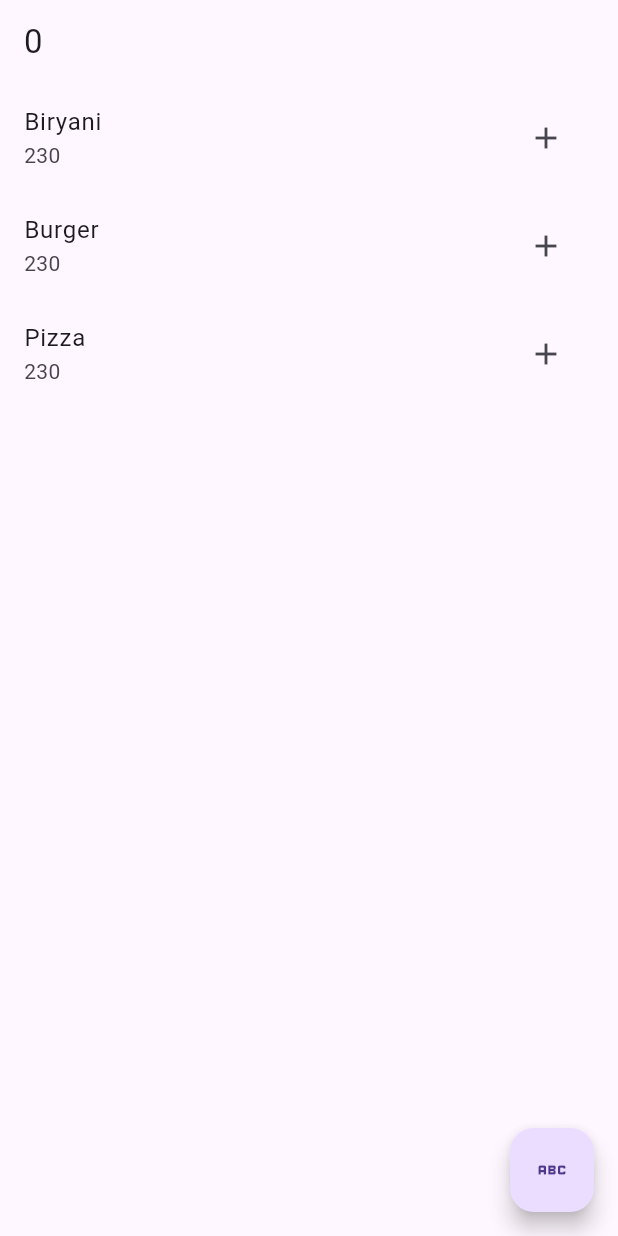
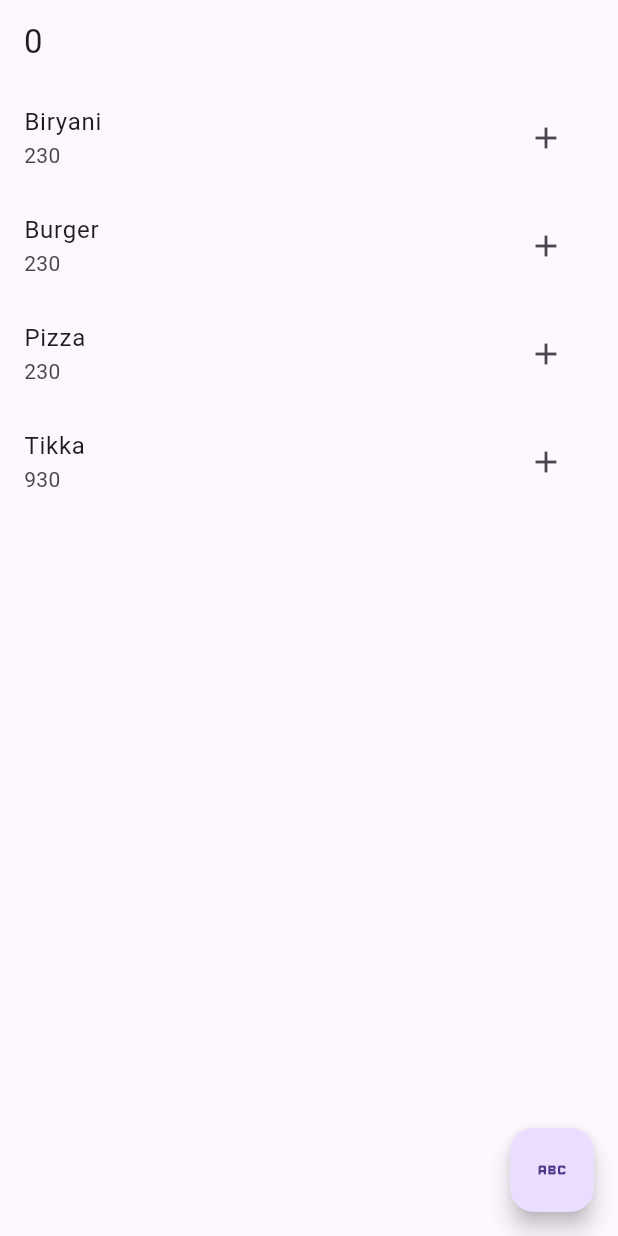
Before and after one commit to SyedAleezHassan/whatsapp_homePage, a Flutter app: the screen it shows after launch, on a phone screen of 412 x 824 dp. Run offline on Flutter 3.47's test engine with Material 3 defaults, Android fonts, the phone set to English and light mode, and no system bars.

Commit message:
new item in home list added

```diff
--- a/lib/ItemsPage.dart
+++ b/lib/ItemsPage.dart
@@ -4,7 +4,8 @@ import 'package:practice_project/added_items.dart';
 List cartList = [
   {'name': 'Biryani', 'price': 230},
   {'name': 'Burger', 'price': 230},
-  {'name': 'Pizza', 'price': 230}
+  {'name': 'Pizza', 'price': 230},
+   {'name': 'Tikka', 'price': 930}
 ];
 List<Map> addedItems = [];
 
```
Also changed, not shown: lib/added_items.dart (+2 -6 lines).
